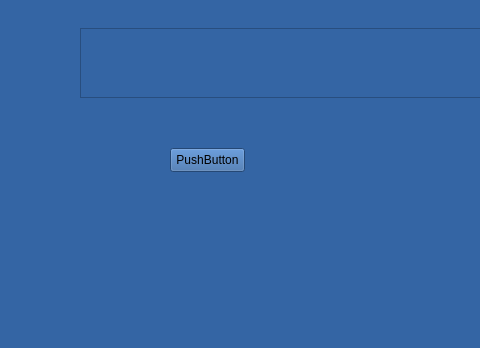
This is RFID_tag-main/mainwindow.ui in frt3878/rfid as Qt 5 draws it before an edit; both pictures show x 0 to 480 and y 252 to 600 of the 800 by 600 pixel window. The edited form follows.
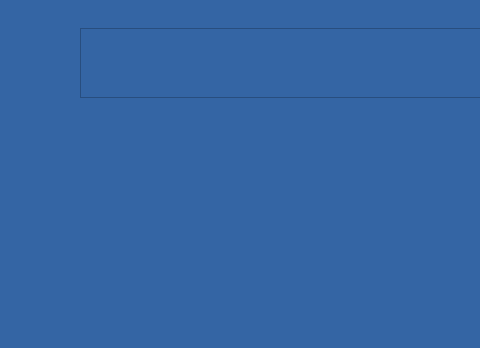
This is the edited form.

```diff
--- a/RFID_tag-main/mainwindow.ui
+++ b/RFID_tag-main/mainwindow.ui
@@ -140,19 +140,6 @@
      <string>Disconnect</string>
     </property>
    </widget>
-   <widget class="QPushButton" name="send">
-    <property name="geometry">
-     <rect>
-      <x>170</x>
-      <y>400</y>
-      <width>75</width>
-      <height>24</height>
-     </rect>
-    </property>
-    <property name="text">
-     <string>PushButton</string>
-    </property>
-   </widget>
   </widget>
   <widget class="QStatusBar" name="statusbar"/>
  </widget>
```
